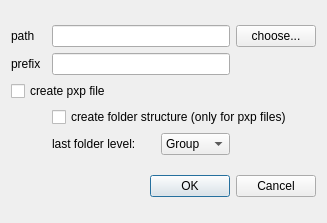
ChrisHal/PMbrowser, file QtPMbrowser/DlgChoosePathAndPrefix.ui: the form before one commit.
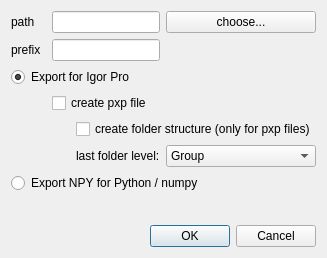
The form after the commit.

Commit message: modified export dialog in preparration for npy export

```diff
--- a/QtPMbrowser/DlgChoosePathAndPrefix.ui
+++ b/QtPMbrowser/DlgChoosePathAndPrefix.ui
@@ -7,7 +7,7 @@
     <x>0</x>
     <y>0</y>
     <width>327</width>
-    <height>223</height>
+    <height>258</height>
    </rect>
   </property>
   <property name="windowTitle">
@@ -15,14 +15,7 @@
   </property>
   <layout class="QGridLayout" name="gridLayout_2">
    <item row="0" column="0">
-    <layout class="QGridLayout" name="gridLayout" columnstretch="1,3,2,0" columnminimumwidth="0,1,0,0">
-     <item row="0" column="0">
-      <widget class="QLabel" name="label">
-       <property name="text">
-        <string>path</string>
-       </property>
-      </widget>
-     </item>
+    <layout class="QGridLayout" name="gridLayout" columnstretch="1,0,0,0">
      <item row="1" column="3">
       <spacer name="horizontalSpacer">
        <property name="orientation">
@@ -36,10 +29,39 @@
        </property>
       </spacer>
      </item>
-     <item row="0" column="3">
-      <widget class="QPushButton" name="pushButtonChoosePath">
+     <item row="5" column="0" colspan="2">
+      <spacer name="horizontalSpacer_3">
+       <property name="orientation">
+        <enum>Qt::Horizontal</enum>
+       </property>
+       <property name="sizeHint" stdset="0">
+        <size>
+         <width>40</width>
+         <height>20</height>
+        </size>
+       </property>
+      </spacer>
+     </item>
+     <item row="4" column="0" colspan="2">
+      <spacer name="horizontalSpacer_2">
+       <property name="orientation">
+        <enum>Qt::Horizontal</enum>
+       </property>
+       <property name="sizeHint" stdset="0">
+        <size>
+         <width>40</width>
+         <height>20</height>
+        </size>
+       </property>
+      </spacer>
+     </item>
+     <item row="5" column="2">
+      <widget class="QLabel" name="label_3">
        <property name="text">
-        <string>choose...</string>
+        <string>last folder level:</string>
+       </property>
+       <property name="alignment">
+        <set>Qt::AlignLeading|Qt::AlignLeft|Qt::AlignVCenter</set>
        </property>
       </widget>
      </item>
@@ -53,25 +75,25 @@
        </property>
       </widget>
      </item>
-     <item row="4" column="1" colspan="3">
+     <item row="4" column="2" colspan="2">
       <widget class="QCheckBox" name="checkBox_create_datafolders">
        <property name="text">
         <string>create folder structure (only for pxp files)</string>
        </property>
       </widget>
      </item>
-     <item row="3" column="0" colspan="4">
-      <widget class="QCheckBox" name="checkBox_pxp_export">
-       <property name="enabled">
-        <bool>true</bool>
+     <item row="3" column="0">
+      <spacer name="horizontalSpacer_4">
+       <property name="orientation">
+        <enum>Qt::Horizontal</enum>
        </property>
-       <property name="toolTip">
-        <string>all traces are stored in one file</string>
+       <property name="sizeHint" stdset="0">
+        <size>
+         <width>40</width>
+         <height>20</height>
+        </size>
        </property>
-       <property name="text">
-        <string>create pxp file</string>
-       </property>
-      </widget>
+      </spacer>
      </item>
      <item row="0" column="1" colspan="2">
       <widget class="QLineEdit" name="lineEditPath"/>
@@ -83,43 +105,7 @@
        </property>
       </widget>
      </item>
-     <item row="4" column="0">
-      <spacer name="horizontalSpacer_2">
-       <property name="orientation">
-        <enum>Qt::Horizontal</enum>
-       </property>
-       <property name="sizeHint" stdset="0">
-        <size>
-         <width>40</width>
-         <height>20</height>
-        </size>
-       </property>
-      </spacer>
-     </item>
-     <item row="5" column="0">
-      <spacer name="horizontalSpacer_3">
-       <property name="orientation">
-        <enum>Qt::Horizontal</enum>
-       </property>
-       <property name="sizeHint" stdset="0">
-        <size>
-         <width>40</width>
-         <height>20</height>
-        </size>
-       </property>
-      </spacer>
-     </item>
-     <item row="5" column="1">
-      <widget class="QLabel" name="label_3">
-       <property name="text">
-        <string>last folder level:</string>
-       </property>
-       <property name="alignment">
-        <set>Qt::AlignLeading|Qt::AlignLeft|Qt::AlignVCenter</set>
-       </property>
-      </widget>
-     </item>
-     <item row="5" column="2">
+     <item row="5" column="3">
       <widget class="QComboBox" name="comboBoxLevel">
        <item>
         <property name="text">
@@ -133,19 +119,63 @@
        </item>
       </widget>
      </item>
-     <item row="5" column="3">
-      <spacer name="horizontalSpacer_4">
+     <item row="0" column="3">
+      <widget class="QPushButton" name="pushButtonChoosePath">
+       <property name="text">
+        <string>choose...</string>
+       </property>
+      </widget>
+     </item>
+     <item row="3" column="1" colspan="3">
+      <widget class="QCheckBox" name="checkBox_pxp_export">
+       <property name="enabled">
+        <bool>true</bool>
+       </property>
+       <property name="toolTip">
+        <string>all traces are stored in one file</string>
+       </property>
+       <property name="text">
+        <string>create pxp file</string>
+       </property>
+      </widget>
+     </item>
+     <item row="0" column="0">
+      <widget class="QLabel" name="label">
+       <property name="text">
+        <string>path</string>
+       </property>
+      </widget>
+     </item>
+     <item row="6" column="0" colspan="4">
+      <widget class="QRadioButton" name="radioButtonNPY">
+       <property name="text">
+        <string>Export NPY for Python / numpy</string>
+       </property>
+      </widget>
+     </item>
+     <item row="7" column="0" colspan="4">
+      <spacer name="verticalSpacer">
        <property name="orientation">
-        <enum>Qt::Horizontal</enum>
+        <enum>Qt::Vertical</enum>
        </property>
        <property name="sizeHint" stdset="0">
         <size>
-         <width>40</width>
-         <height>20</height>
+         <width>20</width>
+         <height>40</height>
         </size>
        </property>
       </spacer>
      </item>
+     <item row="2" column="0" colspan="4">
+      <widget class="QRadioButton" name="radioButtonIgor">
+       <property name="text">
+        <string>Export for Igor Pro</string>
+       </property>
+       <property name="checked">
+        <bool>true</bool>
+       </property>
+      </widget>
+     </item>
     </layout>
    </item>
    <item row="1" column="0">
```
Left out of the diff: 20 changed lines with no effect on the pictures.
